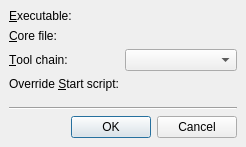
First picture: the form in src/plugins/debugger/attachcoredialog.ui, repository qt-creator/qt-creator, before the edit.
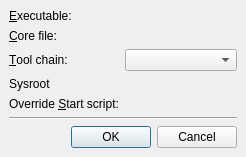
Second picture: the form after the edit. Custom widgets are drawn as their Qt base class.

Commit message:
debugger: Added Sysroot chooser for Attach to Core
Merge-request: 339

```diff
--- a/src/plugins/debugger/attachcoredialog.ui
+++ b/src/plugins/debugger/attachcoredialog.ui
@@ -68,6 +68,16 @@
       </widget>
      </item>
      <item row="3" column="0">
+      <widget class="QLabel" name="sysrootLabel">
+       <property name="text">
+        <string>Sysroot</string>
+       </property>
+      </widget>
+     </item>
+     <item row="3" column="1">
+      <widget class="Utils::PathChooser" name="sysrootPathChooser"/>
+     </item>
+     <item row="4" column="0">
       <widget class="QLabel" name="overrideStartScriptLabel">
        <property name="text">
         <string>Override &amp;Start script:</string>
@@ -77,7 +87,7 @@
        </property>
       </widget>
      </item>
-     <item row="3" column="1">
+     <item row="4" column="1">
       <widget class="Utils::PathChooser" name="overrideStartScriptFileName"/>
      </item>
      <item row="2" column="1">
```
Left out of the diff: 6 changed lines with no effect on the pictures. The commit also changes 4 other files.
